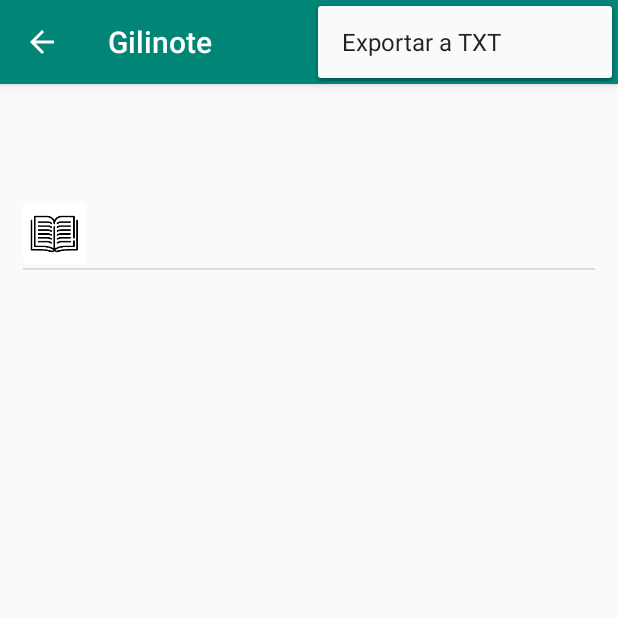
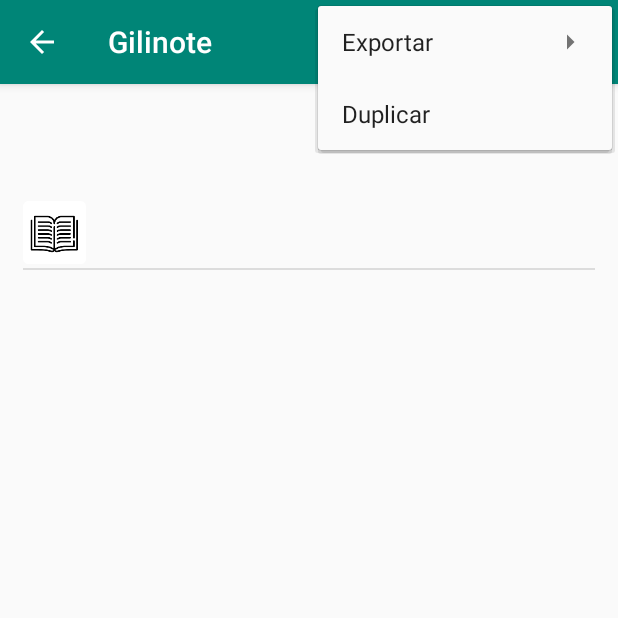
Before and after one commit to RGiskard7/Notas, an Android app: the TerceraActivity screen opened directly, with no data from a screen before it, with the options menu open, on a phone screen of 412 x 824 dp, the top half of it. Run offline under Robolectric (Android 15) with nearby library versions, the phone set to English and light mode, and no system bars; libraries missing offline, so code that uses them is left out: com.itextpdf.text; 9 statements that could not run were skipped.

Commit message:
Opcion de exportar la nota a archivo PDF.

```diff
--- a/app/build.gradle
+++ b/app/build.gradle
@@ -30,3 +30,7 @@
     androidTestImplementation 'androidx.test.ext:junit:1.1.0'
     androidTestImplementation 'androidx.test.espresso:espresso-core:3.1.1'
 }
+
+dependencies {
+    implementation 'com.itextpdf:itextpdf:5.5.13.1'
+}
--- a/app/src/main/res/menu/menu_tercera.xml
+++ b/app/src/main/res/menu/menu_tercera.xml
@@ -18,15 +18,27 @@
         android:title="action_Editar"
         app:showAsAction="ifRoom" />
 
+
     <item
-        android:id="@+id/action_export_txt"
-        android:title="Exportar a TXT"
-        android:orderInCategory="100"/>
+        android:id="@+id/action_exportar"
+        android:title="Exportar"
+        android:orderInCategory="100" >
 
-    <!--<item
-        android:id="@+id/action_compartir"
-        android:orderInCategory="101"
-        android:title="Compartir"
-        app:showAsAction="never" />-->
+        <menu>
+            <item
+                android:id="@+id/action_export_txt"
+                android:title="Archivo TXT"
+                android:orderInCategory="100"/>
 
+            <item
+                android:id="@+id/action_export_pdf"
+                android:title="Archivo PDF"
+                android:orderInCategory="100" />
+        </menu>
+    </item>
+
+    <item
+        android:id="@+id/action_duplicar"
+        android:orderInCategory="100"
+        android:title="Duplicar" />
 </menu>
--- a/build.gradle
+++ b/build.gradle
@@ -7,7 +7,7 @@
 
     }
     dependencies {
-        classpath 'com.android.tools.build:gradle:3.6.3'
+        classpath 'com.android.tools.build:gradle:4.0.0'
 
         // NOTE: Do not place your application dependencies here; they belong
         // in the individual module build.gradle files
```
Also changed, not shown: app/src/main/java/com/example/notas/TerceraActivity.java (+69 -9 lines), gradle/wrapper/gradle-wrapper.properties.
